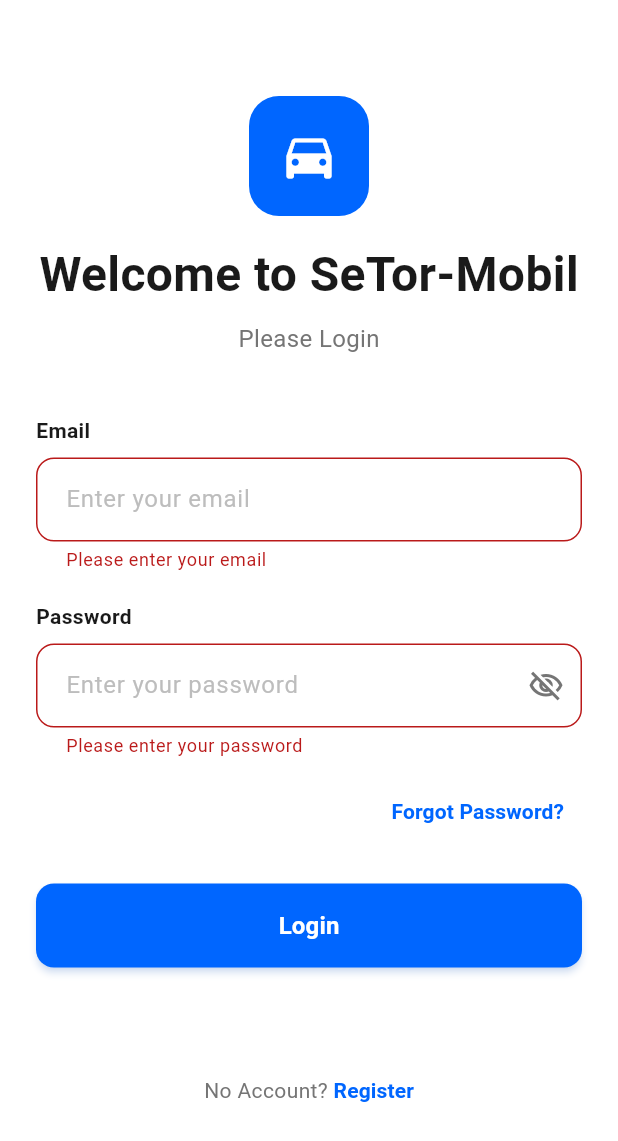
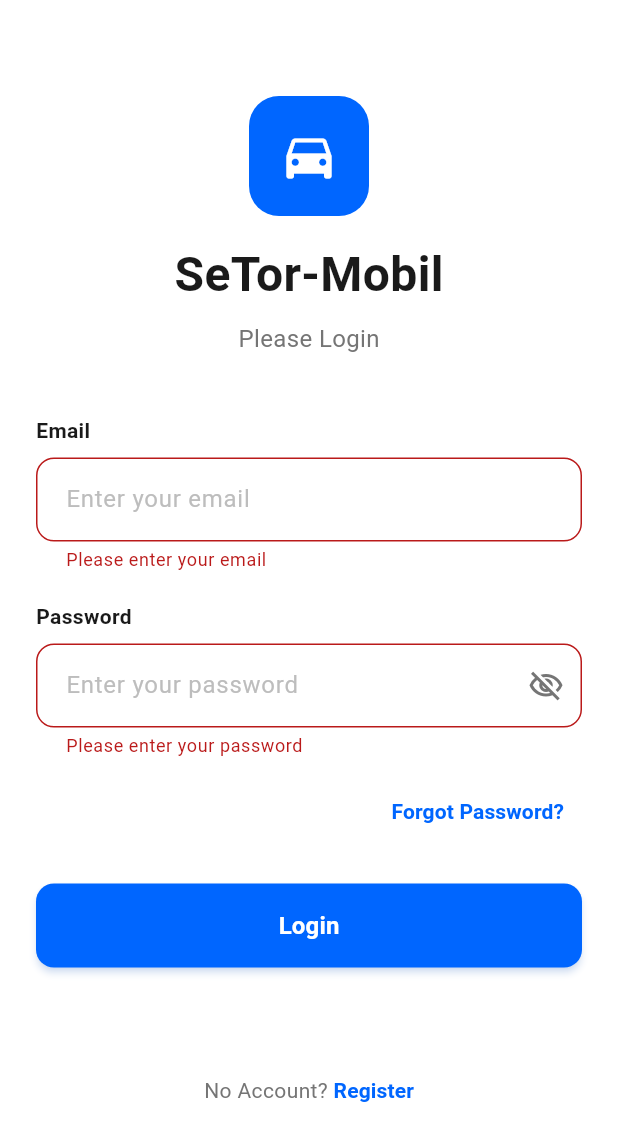
Before and after one commit to PeterAjaaa/Setor-Mobil, a Flutter app: the screen it shows after launch, after a tap on "Login", on a phone screen of 412 x 824 dp. Shown: the top 1141 px of the screen. Run offline on Flutter 3.47's test engine with Material 3 defaults, Android fonts, the light colour scheme and no system bars.

Commit message:
small update v2

```diff
--- a/lib/screens/auth/login_screen.dart
+++ b/lib/screens/auth/login_screen.dart
@@ -95,7 +95,7 @@ class _LoginScreenState extends State<LoginScreen> {
                       ),
                       const SizedBox(height: 16),
                       const Text(
-                        'Welcome to SeTor-Mobil',
+                        'SeTor-Mobil',
                         style: TextStyle(
                           fontSize: 32,
                           fontWeight: FontWeight.bold,
@@ -158,6 +158,9 @@ class _LoginScreenState extends State<LoginScreen> {
                           return 'Please enter your email';
                         }
                         if (!value.contains('@')) {
+                          return 'Email is not valid';
+                        }
+                        if (!value.endsWith('@gmail.com')) {
                           return 'Email is not valid';
                         }
                         return null;
--- a/lib/screens/page/profile_screen.dart
+++ b/lib/screens/page/profile_screen.dart
@@ -298,7 +298,7 @@ class _ProfileScreenState extends State<ProfileScreen> {
                     ),
                     _buildMenuItem(
                       Icons.description_outlined,
-                      'Tems & Conditions',
+                      'Terms & Conditions',
                       Colors.grey,
                       () => _handleEditProfile(),
                     ),
```
